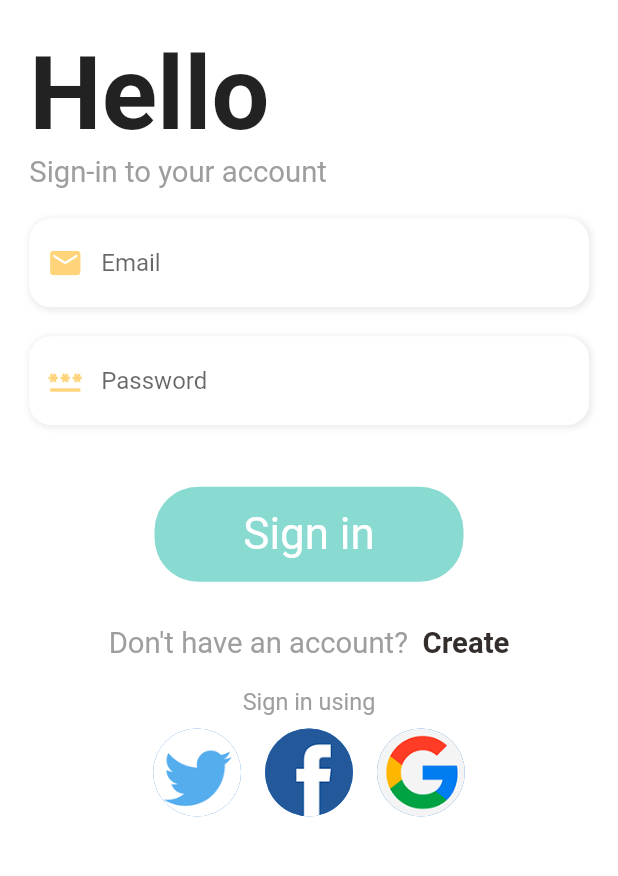
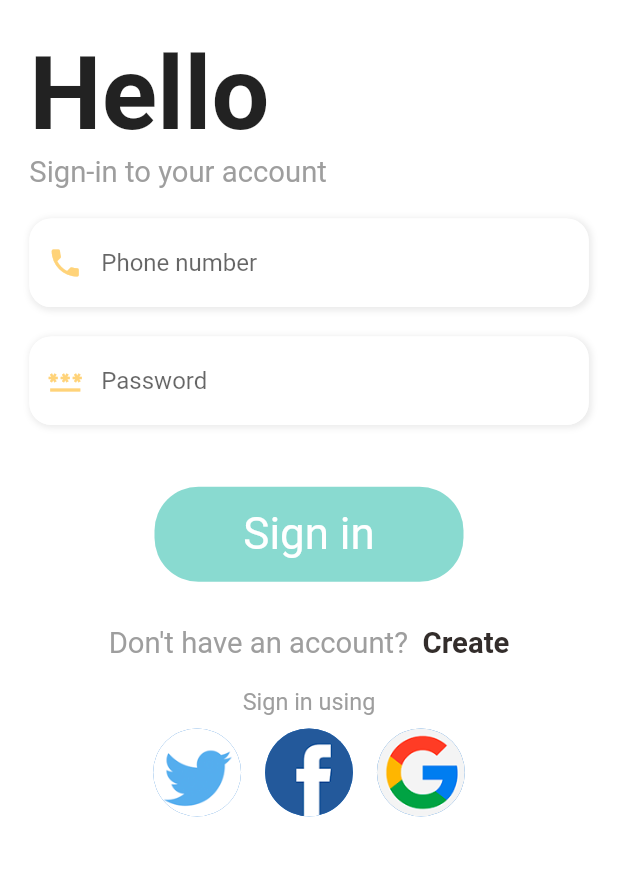
Before and after one commit to mehedi4958/food-delivery, a Flutter app: the screen it shows after launch, item 4 of the bottom bar chosen, after a tap on "Sign in", on a phone screen of 412 x 824 dp, the part 336-1212 px from its top. Run offline on Flutter 3.47's test engine with Material 2 defaults, Android fonts, the phone set to English and light mode, and no system bars; our stand-ins replace dots_indicator, geocoding, geolocator, get, google_maps_flutter, shared_preferences; accounts and stored records are empty; network calls fail.

Commit message:
logging in method changed to phone

```diff
--- a/lib/controllers/auth_controller.dart
+++ b/lib/controllers/auth_controller.dart
@@ -34,10 +34,10 @@ class AuthController extends GetxController implements GetxService {
   }
 
   /// login
-  Future<ResponseModel> login(String email, String password) async {
+  Future<ResponseModel> login(String phone, String password) async {
     _isLoading = true;
     update();
-    Response response = await authRepo.login(email, password);
+    Response response = await authRepo.login(phone, password);
 
     late ResponseModel responseModel;
 
--- a/lib/data/repository/auth_repo.dart
+++ b/lib/data/repository/auth_repo.dart
@@ -28,9 +28,9 @@ class AuthRepo {
         AppConstants.REGISTRATION_URI, signUpBody.toJson());
   }
 
-  Future<Response> login(String email, String password) async {
+  Future<Response> login(String phone, String password) async {
     return await apiClient.postData(
-        AppConstants.LOGIN_URI, {'email': email, 'password': password});
+        AppConstants.LOGIN_URI, {'phone': phone, 'password': password});
   }
 
   Future<bool> saveUserToken(String token) async {
--- a/lib/pages/auth/sign_in_page.dart
+++ b/lib/pages/auth/sign_in_page.dart
@@ -17,7 +17,7 @@ class SignInPage extends StatelessWidget {
 
   @override
   Widget build(BuildContext context) {
-    var emailController = TextEditingController();
+    var phoneController = TextEditingController();
     var passwordController = TextEditingController();
 
     var signUpImages = [
@@ -27,21 +27,22 @@ class SignInPage extends StatelessWidget {
     ];
 
     void login(AuthController authController) {
-      String email = emailController.text.trim();
+      String phone = phoneController.text.trim();
       String password = passwordController.text.trim();
 
-      if (email.isEmpty) {
-        showCustomSnackBar('Type in your email', title: 'Email');
-      } else if (!GetUtils.isEmail(email)) {
-        showCustomSnackBar('Type in a valid email address',
-            title: 'Valid email address');
+      if (phone.isEmpty) {
+        showCustomSnackBar('Type in your phone number', title: 'Phone');
+        // }
+        // else if (!GetUtils.isPhoneNumber(phone)) {
+        //   showCustomSnackBar('Type in a valid phone number',
+        //       title: 'Valid phone number');
       } else if (password.isEmpty) {
         showCustomSnackBar('Type in your password', title: 'Password');
       } else if (password.length < 6) {
         showCustomSnackBar('Password cannot be less than six characters',
             title: 'Password');
       } else {
-        authController.login(email, password).then((status) {
+        authController.login(phone, password).then((status) {
           if (status.isSuccess) {
             Get.toNamed(RouteHelper.getInitial());
           } else {
@@ -97,9 +98,9 @@ class SignInPage extends StatelessWidget {
                     ),
                     SizedBox(height: Dimensions.height20),
                     AppTextField(
-                      textController: emailController,
-                      hinText: 'Email',
-                      icon: Icons.email,
+                      textController: phoneController,
+                      hinText: 'Phone number',
+                      icon: Icons.phone,
                     ),
                     SizedBox(height: Dimensions.height20),
                     AppTextField(
--- a/lib/pages/auth/sign_up_page.dart
+++ b/lib/pages/auth/sign_up_page.dart
@@ -48,6 +48,9 @@ class SignUpPage extends StatelessWidget {
         showCustomSnackBar('Type in your name', title: 'Name');
       } else if (phone.isEmpty) {
         showCustomSnackBar('Type in your phone number', title: 'Phone number');
+      } else if (!GetUtils.isPhoneNumber(phone)) {
+        showCustomSnackBar('Type in a valid phone number',
+            title: 'Valid phone number');
       } else {
         showCustomSnackBar('All went well', title: 'Perfect');
         SignUpBody signUpBody = SignUpBody(
```
Also changed, not shown: 2 other files.
